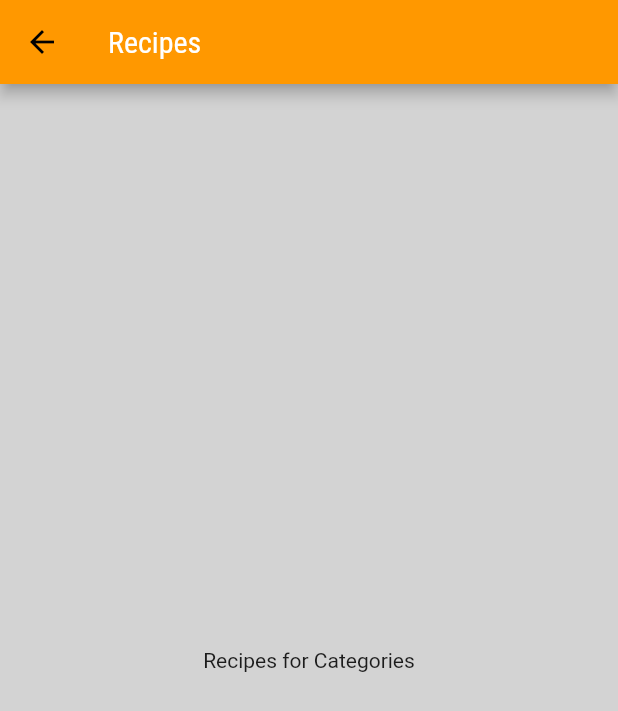
After one commit to IsmaelCardoso/meals_exemple_flutter_navigation, a Flutter app: the screen it shows after launch, after a tap on "Italiano", on a phone screen of 412 x 824 dp. The commit adds this screen. Shown: the top 711 px of the screen. Run offline on Flutter 3.47's test engine with Material 2 defaults, Android fonts, the phone set to English and light mode, and no system bars.

Commit message:
chore(categories_meals_screen and category_item): navigating to a screen

```diff
--- /dev/null
+++ b/lib/screens/categories_meals_screen.dart
@@ -0,0 +1,13 @@
+import 'package:flutter/material.dart';
+
+class CategoriesMealsScreen extends StatelessWidget {
+  @override
+  Widget build(BuildContext context) {
+    return Scaffold(
+      appBar: AppBar(
+        title: Text('Recipes'),
+      ),
+      body: Center(child: Text('Recipes for Categories')),
+    );
+  }
+}
--- a/lib/widgets/category_item.dart
+++ b/lib/widgets/category_item.dart
@@ -1,14 +1,28 @@
 import 'package:flutter/material.dart';
+
 import '../models/category.dart';
+import '../screens/categories_meals_screen.dart';
 
 class CategoryItem extends StatelessWidget {
   final Category category;
 
   const CategoryItem(this.category);
 
+  void _selectCategory(BuildContext context) {
+    Navigator.of(context).push(
+      MaterialPageRoute(
+        builder: (_) => CategoriesMealsScreen(),
+      ),
+    );
+  }
+
   @override
   Widget build(BuildContext context) {
-    return Container(
+    return InkWell(
+      borderRadius: BorderRadius.circular(15),
+      onTap: () => _selectCategory(context),
+      splashColor: Theme.of(context).primaryColor,
+      child: Container(
         padding: const EdgeInsets.all(15),
         child: Text(
           category.title,
@@ -22,6 +36,7 @@ class CategoryItem extends StatelessWidget {
             end: Alignment.bottomRight,
           ),
         ),
+      ),
     );
   }
 }
```
Lines whose indentation alone changed are shown as unchanged.
